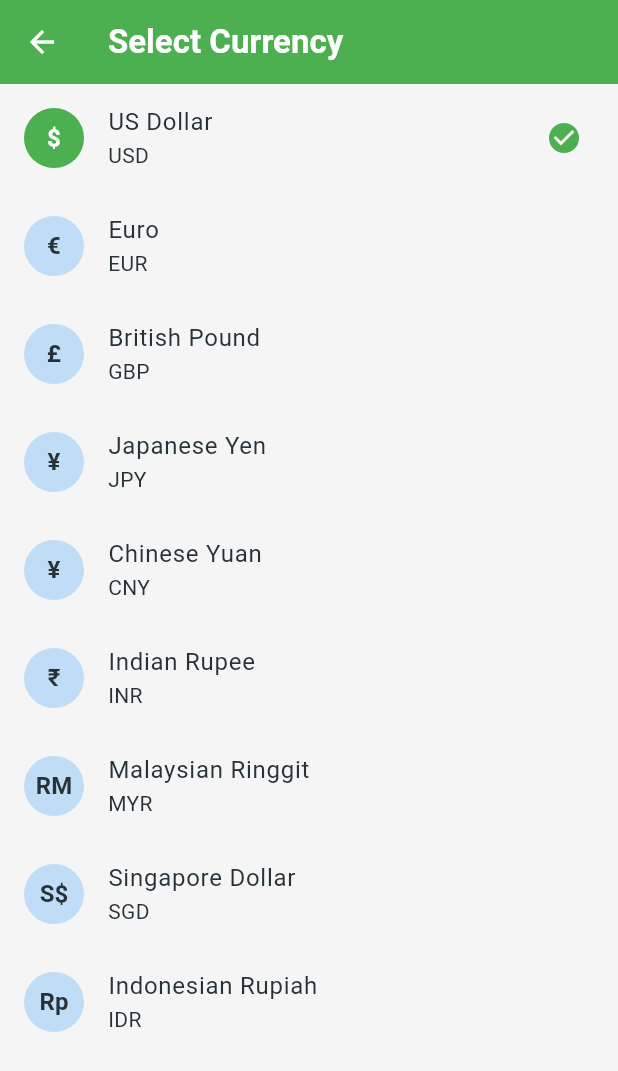
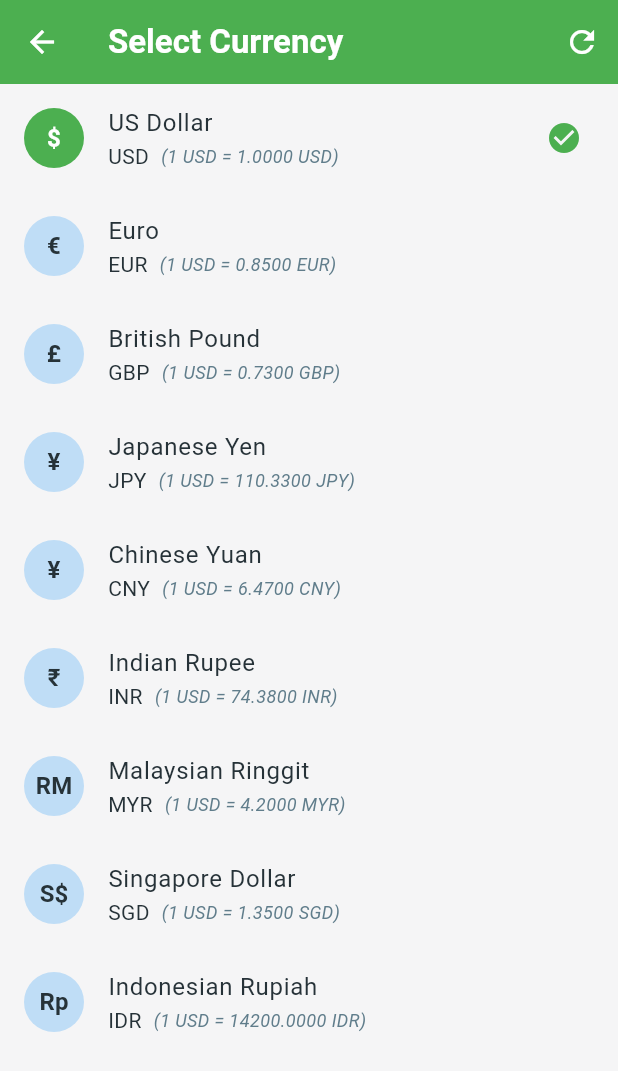
Before and after one commit to wangyt0119/Ka-Ching, a Flutter app: the CurrencyScreen screen opened by its route, on a phone screen of 412 x 824 dp. Shown: the top 1071 px of the screen. Run offline on Flutter 3.47's test engine with Material 3 defaults, Android fonts, the phone set to English and light mode, and no system bars; our stand-ins replace image_picker, shared_preferences; accounts and stored records are empty; network calls fail.

Commit message:
Real time currency

```diff
--- a/kaching/lib/models/currency.dart
+++ b/kaching/lib/models/currency.dart
@@ -2,7 +2,7 @@ class Currency {
   final String code;
   final String name;
   final String symbol;
-  final double exchangeRate; // Rate relative to USD
+  double exchangeRate; // Made mutable to update with live rates
 
   Currency({
     required this.code,
--- a/kaching/lib/providers/currency_provider.dart
+++ b/kaching/lib/providers/currency_provider.dart
@@ -4,15 +4,22 @@ import '../services/currency_service.dart';
 
 class CurrencyProvider extends ChangeNotifier {
   final CurrencyService _currencyService = CurrencyService();
-  Currency _selectedCurrency;
-  bool _isLoading = false;
+  late Currency _selectedCurrency;
+  bool _isLoading = true;
+  bool _isUpdating = false;
+  DateTime? _lastUpdated;
+  String? _errorMessage;
 
-  CurrencyProvider() : _selectedCurrency = CurrencyService().getDefaultCurrency() {
+  CurrencyProvider() {
+    _selectedCurrency = _currencyService.getDefaultCurrency();
     _initCurrency();
   }
 
   Currency get selectedCurrency => _selectedCurrency;
   bool get isLoading => _isLoading;
+  bool get isUpdating => _isUpdating;
+  DateTime? get lastUpdated => _lastUpdated;
+  String? get errorMessage => _errorMessage;
   List<Currency> get availableCurrencies => _currencyService.getAllCurrencies();
 
   Future<void> _initCurrency() async {
@@ -20,10 +27,14 @@ class CurrencyProvider extends ChangeNotifier {
     notifyListeners();
 
     try {
+      // Initialize the service and load latest rates
+      await _currencyService.initialize();
       _selectedCurrency = await _currencyService.getSelectedCurrency();
+      _errorMessage = null;
     } catch (e) {
       // If there's an error, fallback to default
       _selectedCurrency = _currencyService.getDefaultCurrency();
+      _errorMessage = 'Could not load currency data: ${e.toString()}';
     } finally {
       _isLoading = false;
       notifyListeners();
@@ -37,8 +48,9 @@ class CurrencyProvider extends ChangeNotifier {
     try {
       await _currencyService.setSelectedCurrency(currency);
       _selectedCurrency = currency;
+      _errorMessage = null;
     } catch (e) {
-      // Handle error
+      _errorMessage = 'Could not change currency: ${e.toString()}';
     } finally {
       _isLoading = false;
       notifyListeners();
@@ -47,11 +59,61 @@ class CurrencyProvider extends ChangeNotifier {
 
   // Format an amount according to the selected currency
   String formatAmount(double amount) {
-    return '${_selectedCurrency.symbol}${amount.toStringAsFixed(2)}';
+    // Format based on currency - some currencies don't use decimals
+    if (_selectedCurrency.code == 'JPY' || _selectedCurrency.code == 'IDR') {
+      return '${_selectedCurrency.symbol}${amount.toInt()}';
+    }
+
+    // Handle negative amounts
+    String formattedValue = amount.abs().toStringAsFixed(2);
+
+    // Add thousand separators for better readability
+    final parts = formattedValue.split('.');
+    final wholePart = parts[0].replaceAllMapped(
+      RegExp(r'(\d{1,3})(?=(\d{3})+(?!\d))'),
+      (match) => '${match[1]},'
+    );
+
+    String result = parts.length > 1 ? '$wholePart.${parts[1]}' : wholePart;
+
+    // Add currency symbol and negative sign if needed
+    return '${_selectedCurrency.symbol}${amount < 0 ? '-' : ''}$result';
   }
 
   // Convert an amount from one currency to the selected currency
   double convertToSelectedCurrency(double amount, Currency fromCurrency) {
     return Currency.convert(amount, fromCurrency, _selectedCurrency);
   }
+
+  // Force update exchange rates from the API
+  Future<bool> refreshExchangeRates() async {
+    _isUpdating = true;
+    _errorMessage = null;
+    notifyListeners();
+
+    try {
+      final success = await _currencyService.forceUpdateRates();
+      if (success) {
+        // Refresh the selected currency to get the updated rate
+        _selectedCurrency = await _currencyService.getSelectedCurrency();
+        _lastUpdated = DateTime.now();
+      } else {
+        _errorMessage = 'Could not update exchange rates';
+      }
+      return success;
+    } catch (e) {
+      _errorMessage = 'Error refreshing exchange rates: ${e.toString()}';
+      return false;
+    } finally {
+      _isUpdating = false;
+      notifyListeners();
+    }
+  }
+
+  double convertAmount(double amount) {
+    // Assuming all stored amounts are in USD by default
+    Currency usdCurrency = _currencyService.getCurrencyByCode('USD') ??
+                          Currency(code: 'USD', name: 'US Dollar', symbol: '\$', exchangeRate: 1.0);
+    return Currency.convert(amount, usdCurrency, _selectedCurrency);
+  }
 }
--- a/kaching/lib/screens/settings/currency_screen.dart
+++ b/kaching/lib/screens/settings/currency_screen.dart
@@ -1,5 +1,6 @@
 import 'package:flutter/material.dart';
 import 'package:provider/provider.dart';
+import 'package:intl/intl.dart';
 import '../../models/currency.dart';
 import '../../providers/currency_provider.dart';
 import '../../theme/app_theme.dart';
@@ -16,8 +17,99 @@ class CurrencyScreen extends StatelessWidget {
       backgroundColor: AppTheme.backgroundColor,
       appBar: AppBar(
         title: const Text('Select Currency'),
+        actions: [
+          // Refresh rates button
+          IconButton(
+            icon: const Icon(Icons.refresh),
+            tooltip: 'Update exchange rates',
+            onPressed: currencyProvider.isUpdating
+                ? null
+                : () async {
+                    final success = await currencyProvider.refreshExchangeRates();
+                    if (context.mounted) {
+                      ScaffoldMessenger.of(context).showSnackBar(
+                        SnackBar(
+                          content: Text(
+                            success
+                                ? 'Exchange rates updated successfully'
+                                : 'Failed to update exchange rates'
                           ),
-      body: currencyProvider.isLoading
+                          backgroundColor: success ? AppTheme.positiveAmount : AppTheme.negativeAmount,
+                        ),
+                      );
+                    }
+                  },
+          ),
+        ],
+      ),
+      body: Column(
+        children: [
+          // Info card showing last update time
+          if (currencyProvider.lastUpdated != null)
+            Padding(
+              padding: const EdgeInsets.all(16.0),
+              child: Card(
+                shape: RoundedRectangleBorder(
+                  borderRadius: BorderRadius.circular(12),
+                ),
+                color: AppTheme.secondaryLightColor.withOpacity(0.3),
+                child: Padding(
+                  padding: const EdgeInsets.all(12),
+                  child: Row(
+                    children: [
+                      const Icon(Icons.info_outline, color: AppTheme.secondaryColor),
+                      const SizedBox(width: 8),
+                      Expanded(
+                        child: Text(
+                          'Exchange rates last updated on: ${DateFormat('MMM d, yyyy HH:mm').format(currencyProvider.lastUpdated!)}',
+                          style: const TextStyle(color: AppTheme.textSecondary),
+                        ),
+                      ),
+                    ],
+                  ),
+                ),
+              ),
+            ),
+
+          // Error message if any
+          if (currencyProvider.errorMessage != null)
+            Padding(
+              padding: const EdgeInsets.symmetric(horizontal: 16.0),
+              child: Card(
+                shape: RoundedRectangleBorder(
+                  borderRadius: BorderRadius.circular(12),
+                ),
+                color: AppTheme.errorColor.withOpacity(0.3),
+                child: Padding(
+                  padding: const EdgeInsets.all(12),
+                  child: Row(
+                    children: [
+                      const Icon(Icons.error_outline, color: Colors.red),
+                      const SizedBox(width: 8),
+                      Expanded(
+                        child: Text(
+                          currencyProvider.errorMessage!,
+                          style: const TextStyle(color: Colors.red),
+                        ),
+                      ),
+                    ],
+                  ),
+                ),
+              ),
+            ),
+
+          // Loading indicator when refreshing rates
+          if (currencyProvider.isUpdating)
+            const Padding(
+              padding: EdgeInsets.symmetric(vertical: 8.0),
+              child: Center(
+                child: CircularProgressIndicator(),
+              ),
+            ),
+
+          // Currency list
+          Expanded(
+            child: currencyProvider.isLoading
                 ? const Center(child: CircularProgressIndicator())
                 : ListView.builder(
                     itemCount: currencies.length,
@@ -37,7 +129,20 @@ class CurrencyScreen extends StatelessWidget {
                           ),
                         ),
                         title: Text(currency.name),
-                  subtitle: Text(currency.code),
+                        subtitle: Row(
+                          children: [
+                            Text(currency.code),
+                            const SizedBox(width: 8),
+                            Text(
+                              '(1 USD = ${currency.exchangeRate.toStringAsFixed(4)} ${currency.code})',
+                              style: TextStyle(
+                                fontSize: 12,
+                                color: AppTheme.textSecondary,
+                                fontStyle: FontStyle.italic,
+                              ),
+                            ),
+                          ],
+                        ),
                         trailing: isSelected
                             ? const Icon(
                                 Icons.check_circle,
@@ -53,6 +158,9 @@ class CurrencyScreen extends StatelessWidget {
                       );
                     },
                   ),
+          ),
+        ],
+      ),
     );
   }
 }
```
Also changed, not shown: kaching/lib/main.dart (+6 -1 lines), kaching/lib/services/currency_service.dart (+118 -2 lines), kaching/lib/widgets/balance_summary_widget.dart (+6 -2 lines), pubspec.yaml (added, +13 -0 lines). Lines whose indentation alone changed are shown as unchanged.
